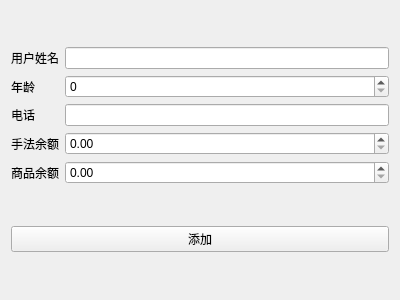
zhihao2020/ShopSystem, file Qtdesigners/添加用户充值.ui: the form before one commit.
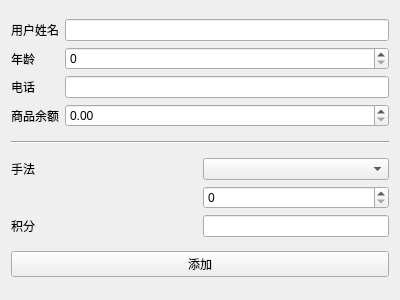
The form after the commit.

```diff
--- a/Qtdesigners/添加用户充值.ui
+++ b/Qtdesigners/添加用户充值.ui
@@ -23,13 +23,7 @@
    <item>
     <layout class="QVBoxLayout" name="verticalLayout">
      <item>
-      <layout class="QGridLayout" name="gridLayout">
-       <item row="4" column="2">
-        <widget class="QDoubleSpinBox" name="doubleSpinBox_2"/>
-       </item>
-       <item row="3" column="2">
-        <widget class="QDoubleSpinBox" name="doubleSpinBox"/>
-       </item>
+      <layout class="QGridLayout" name="gridLayout_2">
        <item row="0" column="0">
         <widget class="QLabel" name="label">
          <property name="text">
@@ -37,22 +31,8 @@
          </property>
         </widget>
        </item>
-       <item row="3" column="0">
-        <widget class="QLabel" name="label_2">
-         <property name="text">
-          <string>手法余额</string>
-         </property>
-        </widget>
-       </item>
-       <item row="4" column="0">
-        <widget class="QLabel" name="label_5">
-         <property name="text">
-          <string>商品余额</string>
-         </property>
-        </widget>
-       </item>
-       <item row="1" column="2">
-        <widget class="QSpinBox" name="spinBox"/>
+       <item row="0" column="1">
+        <widget class="QLineEdit" name="add_thing_name"/>
        </item>
        <item row="1" column="0">
         <widget class="QLabel" name="label_3">
@@ -61,16 +41,89 @@
          </property>
         </widget>
        </item>
-       <item row="0" column="2">
-        <widget class="QLineEdit" name="add_thing_name"/>
-       </item>
-       <item row="2" column="2">
-        <widget class="QLineEdit" name="lineEdit"/>
+       <item row="1" column="1">
+        <widget class="QSpinBox" name="spinBox"/>
        </item>
        <item row="2" column="0">
         <widget class="QLabel" name="label_4">
          <property name="text">
           <string>电话</string>
+         </property>
+        </widget>
+       </item>
+       <item row="2" column="1">
+        <widget class="QLineEdit" name="lineEdit">
+         <property name="maxLength">
+          <number>999999999</number>
+         </property>
+        </widget>
+       </item>
+       <item row="3" column="0">
+        <widget class="QLabel" name="label_5">
+         <property name="text">
+          <string>商品余额</string>
+         </property>
+        </widget>
+       </item>
+       <item row="3" column="1">
+        <widget class="QDoubleSpinBox" name="doubleSpinBox_2">
+         <property name="maximum">
+          <double>100000000000000004764729344.000000000000000</double>
+         </property>
+        </widget>
+       </item>
+      </layout>
+     </item>
+     <item>
+      <widget class="Line" name="line">
+       <property name="orientation">
+        <enum>Qt::Horizontal</enum>
+       </property>
+      </widget>
+     </item>
+     <item>
+      <layout class="QGridLayout" name="gridLayout">
+       <item row="0" column="0">
+        <widget class="QLabel" name="label_2">
+         <property name="text">
+          <string>手法</string>
+         </property>
+        </widget>
+       </item>
+       <item row="0" column="1">
+        <widget class="QComboBox" name="comboBox"/>
+       </item>
+       <item row="1" column="0">
+        <spacer name="horizontalSpacer">
+         <property name="orientation">
+          <enum>Qt::Horizontal</enum>
+         </property>
+         <property name="sizeHint" stdset="0">
+          <size>
+           <width>20</width>
+           <height>20</height>
+          </size>
+         </property>
+        </spacer>
+       </item>
+       <item row="1" column="1">
+        <widget class="QSpinBox" name="spinBox_2">
+         <property name="maximum">
+          <number>999999999</number>
+         </property>
+        </widget>
+       </item>
+       <item row="2" column="0">
+        <widget class="QLabel" name="label_6">
+         <property name="text">
+          <string>积分</string>
+         </property>
+        </widget>
+       </item>
+       <item row="2" column="1">
+        <widget class="QLineEdit" name="lineEdit_2">
+         <property name="maxLength">
+          <number>999999999</number>
          </property>
         </widget>
        </item>
```
